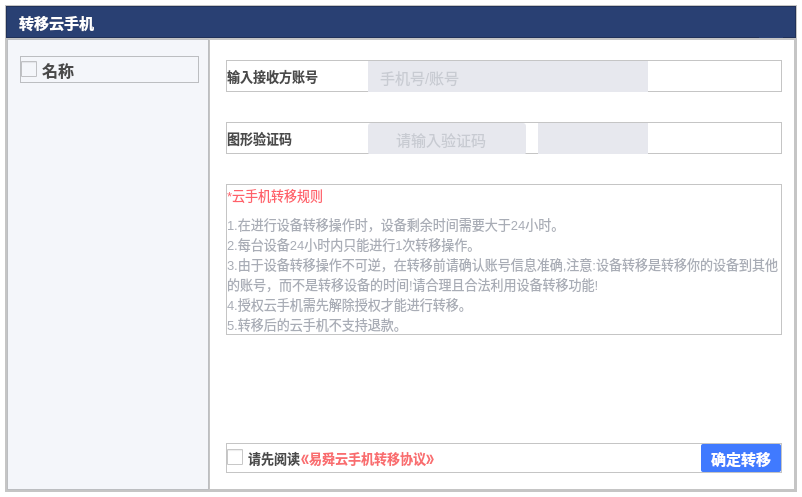
The window that transferphonedialog.ui (ZhouMei20220810/TEST) describes before a commit, drawn with Qt 5.
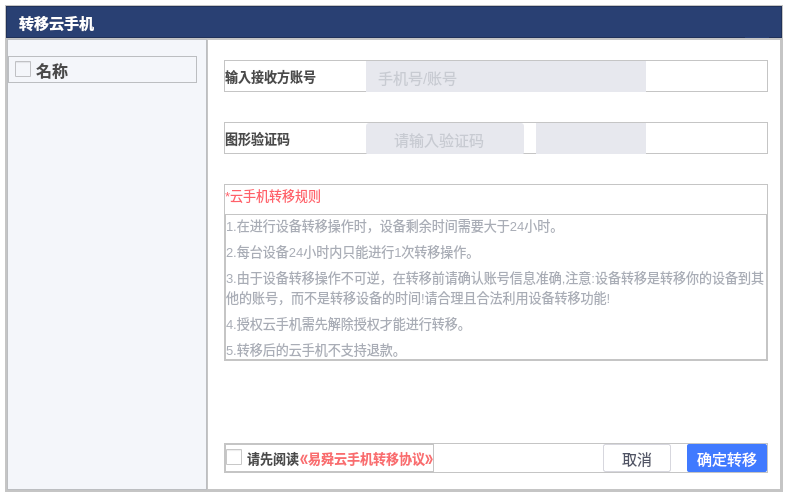
The same window after the commit. Icons and pictures are not drawn.

Commit message: 转移云手机规则UI调整

Diff of the .ui file:
```diff
--- a/transferphonedialog.ui
+++ b/transferphonedialog.ui
@@ -6,7 +6,7 @@
    <rect>
     <x>0</x>
     <y>0</y>
-    <width>802</width>
+    <width>788</width>
     <height>497</height>
    </rect>
   </property>
@@ -427,7 +427,7 @@
              <number>0</number>
             </property>
             <property name="leftMargin">
-             <number>12</number>
+             <number>0</number>
             </property>
             <property name="topMargin">
              <number>16</number>
@@ -457,7 +457,7 @@
                 <number>0</number>
                </property>
                <property name="leftMargin">
-                <number>0</number>
+                <number>6</number>
                </property>
                <property name="topMargin">
                 <number>0</number>
@@ -871,7 +871,7 @@
               <property name="frameShadow">
                <enum>QFrame::Raised</enum>
               </property>
-              <layout class="QVBoxLayout" name="verticalLayout_4">
+              <layout class="QVBoxLayout" name="verticalLayout_5">
                <property name="spacing">
                 <number>9</number>
                </property>
@@ -903,6 +903,27 @@
                 </widget>
                </item>
                <item>
+                <widget class="QFrame" name="frame_12">
+                 <property name="frameShape">
+                  <enum>QFrame::StyledPanel</enum>
+                 </property>
+                 <property name="frameShadow">
+                  <enum>QFrame::Raised</enum>
+                 </property>
+                 <layout class="QVBoxLayout" name="verticalLayout_4">
+                  <property name="leftMargin">
+                   <number>0</number>
+                  </property>
+                  <property name="topMargin">
+                   <number>0</number>
+                  </property>
+                  <property name="rightMargin">
+                   <number>0</number>
+                  </property>
+                  <property name="bottomMargin">
+                   <number>0</number>
+                  </property>
+                  <item>
                 <widget class="QLabel" name="label_5">
                  <property name="font">
                   <font>
@@ -913,15 +934,86 @@
                   <string notr="true">color:#A9ADB6;</string>
                  </property>
                  <property name="text">
-                  <string>1.在进行设备转移操作时，设备剩余时间需要大于24小时。 
-2.每台设备24小时内只能进行1次转移操作。 
-3.由于设备转移操作不可逆，在转移前请确认账号信息准确,注意:设备转移是转移你的设备到其他的账号，而不是转移设备的时间!请合理且合法利用设备转移功能! 
-4.授权云手机需先解除授权才能进行转移。 
-5.转移后的云手机不支持退款。</string>
+                     <string>1.在进行设备转移操作时，设备剩余时间需要大于24小时。</string>
                  </property>
                  <property name="wordWrap">
                   <bool>true</bool>
                  </property>
+                   </widget>
+                  </item>
+                  <item>
+                   <widget class="QLabel" name="label_10">
+                    <property name="font">
+                     <font>
+                      <pointsize>10</pointsize>
+                     </font>
+                    </property>
+                    <property name="styleSheet">
+                     <string notr="true">color:#A9ADB6;</string>
+                    </property>
+                    <property name="text">
+                     <string>2.每台设备24小时内只能进行1次转移操作。 </string>
+                    </property>
+                    <property name="wordWrap">
+                     <bool>true</bool>
+                    </property>
+                   </widget>
+                  </item>
+                  <item>
+                   <widget class="QLabel" name="label_9">
+                    <property name="font">
+                     <font>
+                      <pointsize>10</pointsize>
+                     </font>
+                    </property>
+                    <property name="styleSheet">
+                     <string notr="true">color:#A9ADB6;</string>
+                    </property>
+                    <property name="text">
+                     <string>3.由于设备转移操作不可逆，在转移前请确认账号信息准确,注意:设备转移是转移你的设备到其他的账号，而不是转移设备的时间!请合理且合法利用设备转移功能! </string>
+                    </property>
+                    <property name="wordWrap">
+                     <bool>true</bool>
+                    </property>
+                   </widget>
+                  </item>
+                  <item>
+                   <widget class="QLabel" name="label_7">
+                    <property name="font">
+                     <font>
+                      <pointsize>10</pointsize>
+                     </font>
+                    </property>
+                    <property name="styleSheet">
+                     <string notr="true">color:#A9ADB6;</string>
+                    </property>
+                    <property name="text">
+                     <string>4.授权云手机需先解除授权才能进行转移。 </string>
+                    </property>
+                    <property name="wordWrap">
+                     <bool>true</bool>
+                    </property>
+                   </widget>
+                  </item>
+                  <item>
+                   <widget class="QLabel" name="label_6">
+                    <property name="font">
+                     <font>
+                      <pointsize>10</pointsize>
+                     </font>
+                    </property>
+                    <property name="styleSheet">
+                     <string notr="true">color:#A9ADB6;</string>
+                    </property>
+                    <property name="text">
+                     <string>5.转移后的云手机不支持退款。</string>
+                    </property>
+                    <property name="wordWrap">
+                     <bool>true</bool>
+                    </property>
+                   </widget>
+                  </item>
+                 </layout>
                 </widget>
                </item>
               </layout>
@@ -950,6 +1042,36 @@
               </property>
               <layout class="QHBoxLayout" name="horizontalLayout">
                <property name="spacing">
+                <number>16</number>
+               </property>
+               <property name="leftMargin">
+                <number>0</number>
+               </property>
+               <property name="topMargin">
+                <number>0</number>
+               </property>
+               <property name="rightMargin">
+                <number>0</number>
+               </property>
+               <property name="bottomMargin">
+                <number>0</number>
+               </property>
+               <item>
+                <widget class="QFrame" name="frame_13">
+                 <property name="minimumSize">
+                  <size>
+                   <width>0</width>
+                   <height>0</height>
+                  </size>
+                 </property>
+                 <property name="frameShape">
+                  <enum>QFrame::StyledPanel</enum>
+                 </property>
+                 <property name="frameShadow">
+                  <enum>QFrame::Raised</enum>
+                 </property>
+                 <layout class="QHBoxLayout" name="horizontalLayout_8">
+                  <property name="spacing">
                 <number>0</number>
                </property>
                <property name="leftMargin">
@@ -1039,6 +1161,9 @@
                  </property>
                 </widget>
                </item>
+                 </layout>
+                </widget>
+               </item>
                <item>
                 <spacer name="horizontalSpacer_2">
                  <property name="orientation">
@@ -1052,6 +1177,61 @@
                  </property>
                 </spacer>
                </item>
+               <item>
+                <widget class="QPushButton" name="btnCancel">
+                 <property name="minimumSize">
+                  <size>
+                   <width>68</width>
+                   <height>28</height>
+                  </size>
+                 </property>
+                 <property name="maximumSize">
+                  <size>
+                   <width>68</width>
+                   <height>28</height>
+                  </size>
+                 </property>
+                 <property name="font">
+                  <font>
+                   <pointsize>11</pointsize>
+                   <bold>false</bold>
+                  </font>
+                 </property>
+                 <property name="cursor">
+                  <cursorShape>PointingHandCursor</cursorShape>
+                 </property>
+                 <property name="styleSheet">
+                  <string notr="true">QPushButton {
+     border: 1px solid #D7D7DE;
+     border-radius:2px;
+	 background-color: #FFFFFFFF;
+	 color:#505465;
+ }
+QPushButton:hover
+{
+	border:1px solid  #D7D7DE;
+	background-color: #FFFFFFFF;
+}
+ QPushButton:pressed {
+     border: 1px solid #D7D7DE;
+     border-radius: 2px;
+	 background-color: #FFFFFFFF;
+	 color:#505465;
+ }
+
+ QPushButton:flat {
+     border: none; /* no border for a flat push button */
+ }
+
+ QPushButton:default {
+     border-color: navy; /* make the default button prominent */
+ }</string>
+                 </property>
+                 <property name="text">
+                  <string>取消</string>
+                 </property>
+                </widget>
+               </item>
                <item>
                 <widget class="QPushButton" name="btnOk">
                  <property name="minimumSize">
@@ -1069,7 +1249,7 @@
                  <property name="font">
                   <font>
                    <pointsize>11</pointsize>
-                   <bold>true</bold>
+                   <bold>false</bold>
                   </font>
                  </property>
                  <property name="cursor">
```
Lines whose indentation alone changed are shown as unchanged. The commit also changes 2 other files.
